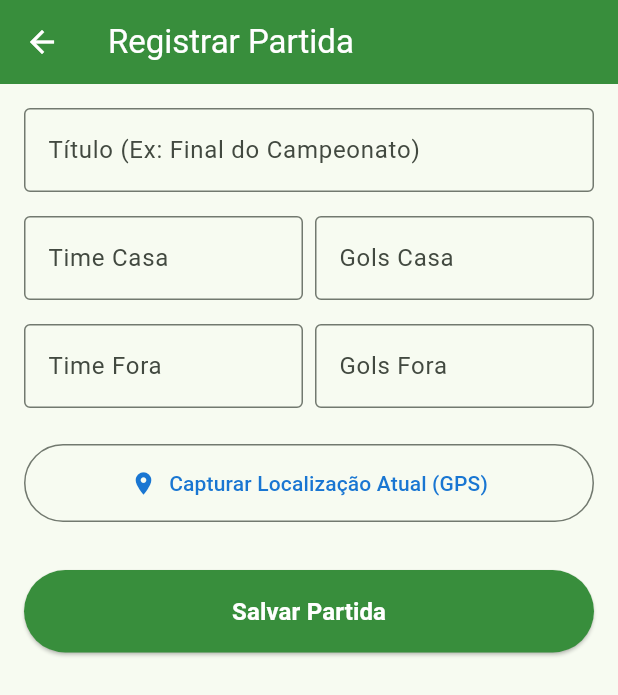
After one commit to NossilAaaa/Arena_Scout, a Flutter app: the screen it shows once a user with an empty profile is signed in, after a tap on the "add" icon, on a phone screen of 412 x 824 dp. The commit adds this screen. Shown: the top 695 px of the screen. Run offline on Flutter 3.47's test engine with Material 3 defaults, Android fonts, the phone set to English and light mode, and no system bars; our stand-ins replace cloud_firestore, firebase_auth, firebase_core, geolocator, google_generative_ai; accounts and stored records are empty; generated files the repository leaves out were written again.

Commit message:
Ajustes de Integrações

```diff
--- /dev/null
+++ b/lib/model/partida.dart
@@ -0,0 +1,52 @@
+class Partida {
+  String id;
+  String titulo;
+  String timeCasa; // Ex: Grêmio
+  String timeFora; // Ex: Internacional
+  int golsCasa;
+  int golsFora;
+  double latitude;  // Para o mapa
+  double longitude; // Para o mapa
+  String analiseIA; // Relatório que o Gemini vai gerar
+
+  Partida({
+    required this.id,
+    required this.titulo,
+    required this.timeCasa,
+    required this.timeFora,
+    required this.golsCasa,
+    required this.golsFora,
+    required this.latitude,
+    required this.longitude,
+    required this.analiseIA,
+  });
+
+  // Converte o objeto para Map (para salvar no Firestore)
+  Map<String, dynamic> toMap() {
+    return {
+      'titulo': titulo,
+      'timeCasa': timeCasa,
+      'timeFora': timeFora,
+      'golsCasa': golsCasa,
+      'golsFora': golsFora,
+      'latitude': latitude,
+      'longitude': longitude,
+      'analiseIA': analiseIA,
+    };
+  }
+
+  // Cria o objeto a partir dos dados do Firestore
+  factory Partida.fromMap(Map<String, dynamic> map, String id) {
+    return Partida(
+      id: id,
+      titulo: map['titulo'] ?? '',
+      timeCasa: map['timeCasa'] ?? '',
+      timeFora: map['timeFora'] ?? '',
+      golsCasa: map['golsCasa']?.toInt() ?? 0,
+      golsFora: map['golsFora']?.toInt() ?? 0,
+      latitude: map['latitude']?.toDouble() ?? 0.0,
+      longitude: map['longitude']?.toDouble() ?? 0.0,
+      analiseIA: map['analiseIA'] ?? '',
+    );
+  }
+}
--- /dev/null
+++ b/lib/screens/partida_form.dart
@@ -0,0 +1,173 @@
+import 'package:flutter/material.dart';
+import 'package:geolocator/geolocator.dart';
+import '../model/partida.dart';
+import '../service/partidaDao.dart';
+import '../service/ai_service.dart';
+
+class PartidaForm extends StatefulWidget {
+  const PartidaForm({super.key});
+
+  @override
+  State<PartidaForm> createState() => _PartidaFormState();
+}
+
+class _PartidaFormState extends State<PartidaForm> {
+  final _formKey = GlobalKey<FormState>();
+  final PartidaDao _dao = PartidaDao();
+
+  final _tituloController = TextEditingController();
+  final _timeCasaController = TextEditingController();
+  final _timeForaController = TextEditingController();
+  final _golsCasaController = TextEditingController();
+  final _golsForaController = TextEditingController();
+
+  double _latitude = 0.0;
+  double _longitude = 0.0;
+  bool _isGettingLocation = false;
+  bool _isSaving = false;
+
+  // Função para capturar o GPS (adaptada do seu projeto de mapas)
+  Future<void> _capturarLocalizacao() async {
+    setState(() => _isGettingLocation = true);
+    try {
+      LocationPermission permission = await Geolocator.checkPermission();
+      if (permission == LocationPermission.denied) {
+        permission = await Geolocator.requestPermission();
+        if (permission == LocationPermission.denied) {
+          throw Exception('Permissão de localização negada.');
+        }
+      }
+
+      final position = await Geolocator.getCurrentPosition(desiredAccuracy: LocationAccuracy.high);
+      setState(() {
+        _latitude = position.latitude;
+        _longitude = position.longitude;
+      });
+      ScaffoldMessenger.of(context).showSnackBar(const SnackBar(content: Text('Localização capturada!')));
+    } catch (e) {
+      ScaffoldMessenger.of(context).showSnackBar(SnackBar(content: Text('Erro: $e')));
+    } finally {
+      setState(() => _isGettingLocation = false);
+    }
+  }
+
+  Future<void> _salvar() async {
+    if (_formKey.currentState!.validate()) {
+      setState(() => _isSaving = true);
+
+      final String timeC = _timeCasaController.text;
+      final String timeF = _timeForaController.text;
+      final int golsC = int.tryParse(_golsCasaController.text) ?? 0;
+      final int golsF = int.tryParse(_golsForaController.text) ?? 0;
+
+      // 1. Chama a IA para gerar a análise do jogo
+      final AiService aiService = AiService();
+      String analiseGerada = await aiService.gerarAnalise(timeC, golsC, timeF, golsF);
+
+      // 2. Monta o objeto com os dados da tela + GPS + IA
+      final novaPartida = Partida(
+        id: '', // O Firestore gera o ID automaticamente
+        titulo: _tituloController.text,
+        timeCasa: timeC,
+        timeFora: timeF,
+        golsCasa: golsC,
+        golsFora: golsF,
+        latitude: _latitude,
+        longitude: _longitude,
+        analiseIA: analiseGerada, // Aqui gravamos o retorno do Gemini!
+      );
+
+      // 3. Salva no banco de dados
+      await _dao.add(novaPartida);
+
+      if (mounted) {
+        Navigator.pop(context); // Volta para a lista
+      }
+    }
+  }
+
+  @override
+  Widget build(BuildContext context) {
+    return Scaffold(
+      appBar: AppBar(
+        title: const Text('Registrar Partida'),
+        backgroundColor: Colors.green.shade700,
+        foregroundColor: Colors.white,
+      ),
+      body: SingleChildScrollView(
+        padding: const EdgeInsets.all(16.0),
+        child: Form(
+          key: _formKey,
+          child: Column(
+            crossAxisAlignment: CrossAxisAlignment.stretch,
+            children: [
+              TextFormField(
+                controller: _tituloController,
+                decoration: const InputDecoration(labelText: 'Título (Ex: Final do Campeonato)', border: OutlineInputBorder()),
+                validator: (value) => value!.isEmpty ? 'Campo obrigatório' : null,
+              ),
+              const SizedBox(height: 16),
+              Row(
+                children: [
+                  Expanded(
+                    child: TextFormField(
+                      controller: _timeCasaController,
+                      decoration: const InputDecoration(labelText: 'Time Casa', border: OutlineInputBorder()),
+                      validator: (value) => value!.isEmpty ? 'Obrigatório' : null,
+                    ),
+                  ),
+                  const SizedBox(width: 8),
+                  Expanded(
+                    child: TextFormField(
+                      controller: _golsCasaController,
+                      decoration: const InputDecoration(labelText: 'Gols Casa', border: OutlineInputBorder()),
+                      keyboardType: TextInputType.number,
+                    ),
+                  ),
+                ],
+              ),
+              const SizedBox(height: 16),
+              Row(
+                children: [
+                  Expanded(
+                    child: TextFormField(
+                      controller: _timeForaController,
+                      decoration: const InputDecoration(labelText: 'Time Fora', border: OutlineInputBorder()),
+                      validator: (value) => value!.isEmpty ? 'Obrigatório' : null,
+                    ),
+                  ),
+                  const SizedBox(width: 8),
+                  Expanded(
+                    child: TextFormField(
+                      controller: _golsForaController,
+                      decoration: const InputDecoration(labelText: 'Gols Fora', border: OutlineInputBorder()),
+                      keyboardType: TextInputType.number,
+                    ),
+                  ),
+                ],
+              ),
+              const SizedBox(height: 24),
+
+              // O Botão Mágico da Geolocalização
+              OutlinedButton.icon(
+                icon: _isGettingLocation ? const SizedBox(width: 20, height: 20, child: CircularProgressIndicator(strokeWidth: 2)) : const Icon(Icons.location_on),
+                label: Text(_latitude == 0.0 ? 'Capturar Localização Atual (GPS)' : 'GPS Capturado: ${_latitude.toStringAsFixed(2)}, ${_longitude.toStringAsFixed(2)}'),
+                style: OutlinedButton.styleFrom(padding: const EdgeInsets.all(16), foregroundColor: Colors.blue[700]),
+                onPressed: _isGettingLocation ? null : _capturarLocalizacao,
+              ),
+
+              const SizedBox(height: 32),
+              ElevatedButton(
+                style: ElevatedButton.styleFrom(backgroundColor: Colors.green.shade700, padding: const EdgeInsets.all(16)),
+                onPressed: _isSaving ? null : _salvar,
+                child: _isSaving
+                    ? const CircularProgressIndicator(color: Colors.white)
+                    : const Text('Salvar Partida', style: TextStyle(color: Colors.white, fontSize: 16, fontWeight: FontWeight.bold)),
+              )
+            ],
+          ),
+        ),
+      ),
+    );
+  }
+}
--- /dev/null
+++ b/lib/screens/partida_list.dart
@@ -0,0 +1,87 @@
+import 'package:flutter/material.dart';
+import '../model/partida.dart';
+import '../service/partidaDao.dart';
+import 'partida_form.dart';
+
+class PartidaList extends StatefulWidget {
+  const PartidaList({super.key});
+
+  @override
+  State<PartidaList> createState() => _PartidaListState();
+}
+
+class _PartidaListState extends State<PartidaList> {
+  final PartidaDao _dao = PartidaDao();
+  List<Partida> _partidas = [];
+  bool _isLoading = true;
+
+  @override
+  void initState() {
+    super.initState();
+    _carregarPartidas();
+  }
+
+  Future<void> _carregarPartidas() async {
+    setState(() => _isLoading = true);
+    final lista = await _dao.getList();
+    setState(() {
+      _partidas = lista;
+      _isLoading = false;
+    });
+  }
+
+  void _excluirPartida(String id) async {
+    await _dao.delete(id);
+    _carregarPartidas(); // Atualiza a lista após excluir
+  }
+
+  @override
+  Widget build(BuildContext context) {
+    return Scaffold(
+      appBar: AppBar(
+        title: const Text('ArenaScout: Partidas'),
+        backgroundColor: Colors.green.shade700,
+        foregroundColor: Colors.white,
+      ),
+      floatingActionButton: FloatingActionButton(
+        backgroundColor: Colors.green.shade700,
+        foregroundColor: Colors.white,
+        child: const Icon(Icons.add),
+        onPressed: () async {
+          // Vai para o formulário e recarrega a lista quando voltar
+          await Navigator.push(
+            context,
+            MaterialPageRoute(builder: (context) => const PartidaForm()),
+          );
+          _carregarPartidas();
+        },
+      ),
+      body: _isLoading
+          ? const Center(child: CircularProgressIndicator(color: Colors.green))
+          : _partidas.isEmpty
+          ? const Center(child: Text("Nenhuma partida registrada ainda."))
+          : ListView.builder(
+        itemCount: _partidas.length,
+        itemBuilder: (context, index) {
+          final p = _partidas[index];
+          return Card(
+            margin: const EdgeInsets.symmetric(horizontal: 16, vertical: 8),
+            elevation: 3,
+            child: ListTile(
+              leading: const Icon(Icons.sports_soccer, color: Colors.green, size: 40),
+              title: Text(p.titulo, style: const TextStyle(fontWeight: FontWeight.bold)),
+              subtitle: Text(
+                '${p.timeCasa} ${p.golsCasa} x ${p.golsFora} ${p.timeFora}\n📍 GPS: ${p.latitude.toStringAsFixed(3)}, ${p.longitude.toStringAsFixed(3)}',
+              ),
+              isThreeLine: true,
+              trailing: IconButton(
+                icon: const Icon(Icons.delete, color: Colors.redAccent),
+                onPressed: () => _excluirPartida(p.id),
+              ),
+            ),
+          );
+        },
+      ),
+    );
+  }
+}
--- /dev/null
+++ b/lib/service/partidaDao.dart
@@ -0,0 +1,45 @@
+import 'package:cloud_firestore/cloud_firestore.dart';
+import '../model/partida.dart';
+
+class PartidaDao {
+  final FirebaseFirestore _firestore = FirebaseFirestore.instance;
+  final String _colecao = 'partidas';
+
+  Future<void> add(Partida partida) async {
+    try {
+      await _firestore.collection(_colecao).add(partida.toMap());
+    } catch (e) {
+      print('Erro ao adicionar partida: $e');
+    }
+  }
+
+  Future<void> update(Partida partida) async {
+    try {
+      await _firestore.collection(_colecao).doc(partida.id).update(partida.toMap());
+    } catch (e) {
+      print('Erro ao atualizar partida: $e');
+    }
+  }
+
+  Future<void> delete(String id) async {
+    try {
+      await _firestore.collection(_colecao).doc(id).delete();
+    } catch (e) {
+      print('Erro ao excluir partida: $e');
+    }
+  }
+
+  Future<List<Partida>> getList() async {
+    try {
+      final snapshot = await _firestore.collection(_colecao).get();
+      final lista = <Partida>[];
+      for (var doc in snapshot.docs) {
+        lista.add(Partida.fromMap(doc.data(), doc.id));
+      }
+      return lista;
+    } catch (e) {
+      print('Erro ao buscar dados: $e');
+      return [];
+    }
+  }
+}
--- a/pubspec.yaml
+++ b/pubspec.yaml
@@ -38,6 +38,7 @@ dependencies:
   firebase_auth: ^6.5.4
   cloud_firestore: ^6.6.0
   google_generative_ai: ^0.4.7
+  geolocator: ^14.0.3
 
 dev_dependencies:
   flutter_test:
```
Also changed, not shown: lib/screens/auth.dart (+2 -16 lines), lib/service/ai_service.dart (added, +45 -0 lines), pubspec.lock.
